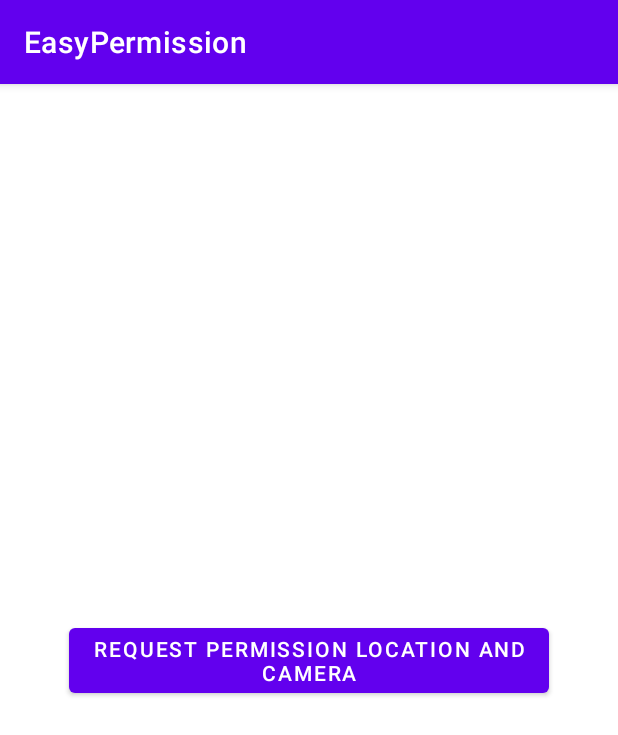
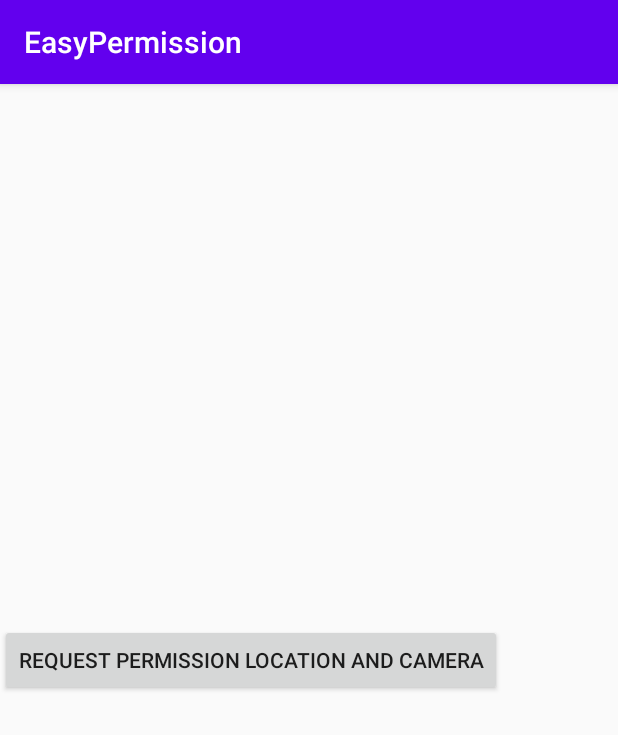
Before and after one commit to Pisey-Nguon/Easy-Permission, an Android app: the screen it shows after launch (MainActivity), on a phone screen of 412 x 824 dp. Shown: the top 735 px of the screen. Run offline under Robolectric (Android 15) with nearby library versions, the phone set to English and light mode, and no system bars.

```diff
--- a/app/build.gradle
+++ b/app/build.gradle
@@ -10,8 +10,8 @@ android {
         applicationId "com.pisey.easypermission"
         minSdk 21
         targetSdk 32
-        versionCode 2
-        versionName "1.0.2"
+        versionCode 3
+        versionName "1.0.3"
 
         testInstrumentationRunner "androidx.test.runner.AndroidJUnitRunner"
     }
@@ -35,7 +35,6 @@ dependencies {
 
     implementation 'androidx.core:core-ktx:1.7.0'
     implementation 'androidx.appcompat:appcompat:1.4.1'
-    implementation 'com.google.android.material:material:1.5.0'
 
     implementation project(":easypermission")
 }
--- a/app/src/main/res/layout/activity_main.xml
+++ b/app/src/main/res/layout/activity_main.xml
@@ -1,5 +1,5 @@
 <?xml version="1.0" encoding="utf-8"?>
-<androidx.constraintlayout.widget.ConstraintLayout xmlns:android="http://schemas.android.com/apk/res/android"
+<androidx.appcompat.widget.LinearLayoutCompat xmlns:android="http://schemas.android.com/apk/res/android"
     xmlns:app="http://schemas.android.com/apk/res-auto"
     xmlns:tools="http://schemas.android.com/tools"
     android:layout_width="match_parent"
@@ -11,9 +11,6 @@
         android:layout_width="wrap_content"
         android:layout_height="wrap_content"
         android:text="Request Permission Location and Camera"
-        app:layout_constraintBottom_toBottomOf="parent"
-        app:layout_constraintLeft_toLeftOf="parent"
-        app:layout_constraintRight_toRightOf="parent"
-        app:layout_constraintTop_toTopOf="parent" />
+        android:layout_gravity="center"/>
 
-</androidx.constraintlayout.widget.ConstraintLayout>
+</androidx.appcompat.widget.LinearLayoutCompat>
--- a/app/src/main/res/values-night/themes.xml
+++ /dev/null
@@ -1,16 +0,0 @@
-<resources xmlns:tools="http://schemas.android.com/tools">
-    <!-- Base application theme. -->
-    <style name="Theme.EasyPermission" parent="Theme.MaterialComponents.DayNight.DarkActionBar">
-        <!-- Primary brand color. -->
-        <item name="colorPrimary">@color/purple_200</item>
-        <item name="colorPrimaryVariant">@color/purple_700</item>
-        <item name="colorOnPrimary">@color/black</item>
-        <!-- Secondary brand color. -->
-        <item name="colorSecondary">@color/teal_200</item>
-        <item name="colorSecondaryVariant">@color/teal_200</item>
-        <item name="colorOnSecondary">@color/black</item>
-        <!-- Status bar color. -->
-        <item name="android:statusBarColor" tools:targetApi="l">?attr/colorPrimaryVariant</item>
-        <!-- Customize your theme here. -->
-    </style>
-</resources>
--- a/app/src/main/res/values/themes.xml
+++ b/app/src/main/res/values/themes.xml
@@ -1,16 +1,8 @@
 <resources xmlns:tools="http://schemas.android.com/tools">
     <!-- Base application theme. -->
-    <style name="Theme.EasyPermission" parent="Theme.MaterialComponents.DayNight.DarkActionBar">
+    <style name="Theme.EasyPermission" parent="Theme.AppCompat.Light.DarkActionBar">
         <!-- Primary brand color. -->
         <item name="colorPrimary">@color/purple_500</item>
-        <item name="colorPrimaryVariant">@color/purple_700</item>
-        <item name="colorOnPrimary">@color/white</item>
-        <!-- Secondary brand color. -->
-        <item name="colorSecondary">@color/teal_200</item>
-        <item name="colorSecondaryVariant">@color/teal_700</item>
-        <item name="colorOnSecondary">@color/black</item>
-        <!-- Status bar color. -->
-        <item name="android:statusBarColor" tools:targetApi="l">?attr/colorPrimaryVariant</item>
-        <!-- Customize your theme here. -->
+
     </style>
 </resources>
--- a/easypermission/build.gradle
+++ b/easypermission/build.gradle
@@ -10,8 +10,8 @@ android {
     defaultConfig {
         minSdk 21
         targetSdk 32
-        versionCode 2
-        versionName "1.0.2"
+        versionCode 3
+        versionName "1.0.3"
 
         testInstrumentationRunner "androidx.test.runner.AndroidJUnitRunner"
         consumerProguardFiles "consumer-rules.pro"
@@ -47,5 +47,4 @@ android {
 
 dependencies {
     implementation 'androidx.appcompat:appcompat:1.4.1'
-    implementation 'com.google.android.gms:play-services-location:21.0.1'
 }
```
Also changed, not shown: easypermission/src/main/java/com/pisey/easypermission/LocationUtils.kt (deleted, +0 -64 lines), easypermission/src/main/java/com/pisey/easypermission/PermissionGPSHandler.kt (+26 -13 lines).
